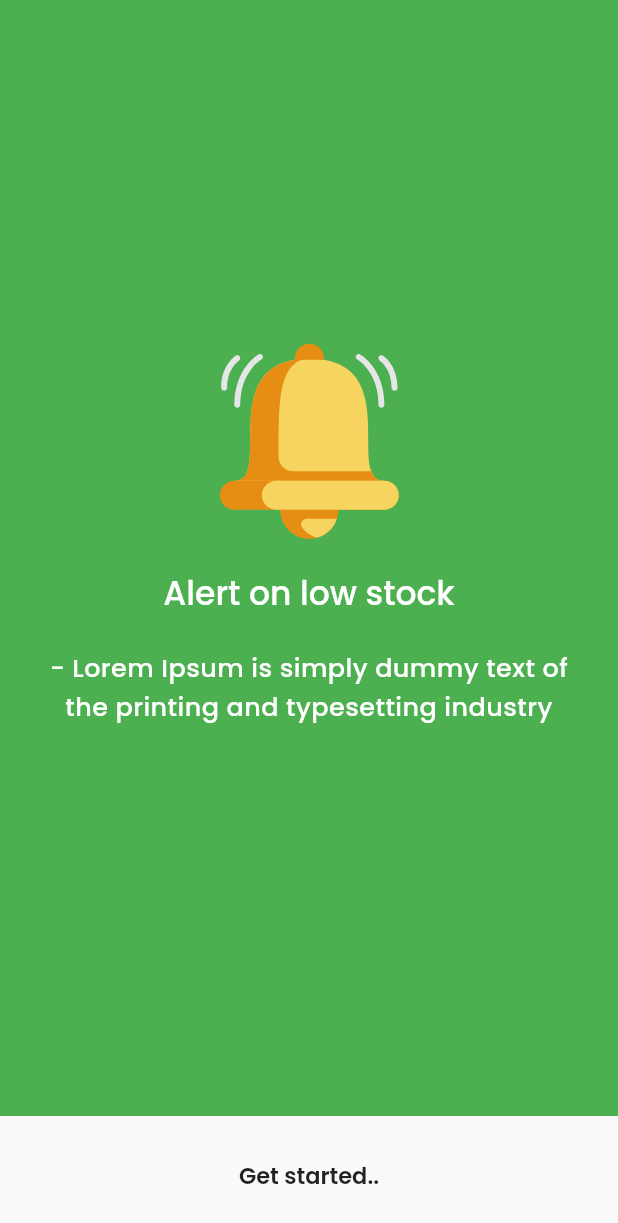
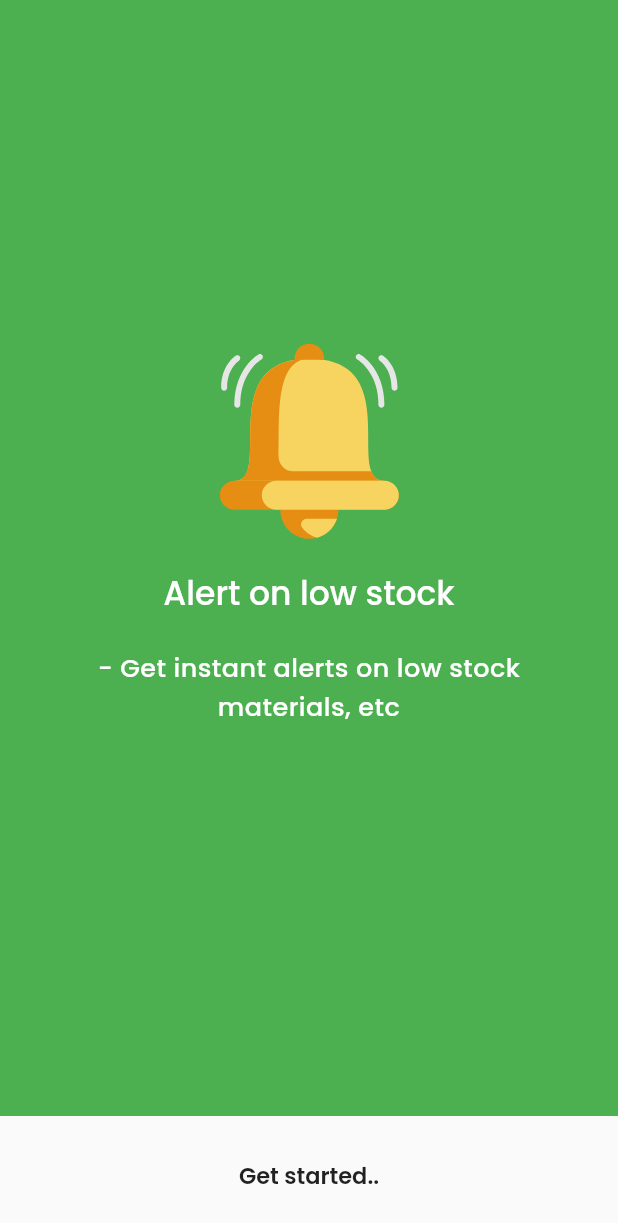
Before and after one commit to hmada2024/flutter-inventory-app, a Flutter app: the screen it shows after launch, swiped to page 3, on a phone screen of 412 x 824 dp. Shown: the top 1223 px of the screen. Run offline on Flutter 3.47's test engine with Material 2 defaults, Android fonts, the phone set to English and light mode, and no system bars; our stand-ins replace cloud_firestore, firebase_auth, firebase_core, firebase_messaging, flutter_easyloading, flutter_slidable and 8 more; missing offline and left inert: encrypt; accounts and stored records are empty.

Commit message:
on board screen content changes

```diff
--- a/lib/screens/app/onboardscreen.dart
+++ b/lib/screens/app/onboardscreen.dart
@@ -257,7 +257,7 @@ List<SliderModel> getSlides() {
 
   //1
   sliderModel.setDesc(
-      "- Lorem Ipsum is simply dummy text of the printing and typesetting industry");
+      "- Record Raw Material consumption & Track usage");
   sliderModel.setTitle("stock Management");
   sliderModel.setImageAssetPath("images/on1.svg");
 
@@ -267,7 +267,7 @@ List<SliderModel> getSlides() {
 
   //2
   sliderModel.setDesc(
-      "- Lorem Ipsum is simply dummy text of the printing and typesetting industry");
+      "- Access your stock details Anywhere & Anytime");
   sliderModel.setTitle("access anytime");
   sliderModel.setImageAssetPath("images/on2.svg");
   slides.add(sliderModel);
@@ -276,7 +276,7 @@ List<SliderModel> getSlides() {
 
   //3
   sliderModel.setDesc(
-      "- Lorem Ipsum is simply dummy text of the printing and typesetting industry");
+      "- Get instant alerts on low stock materials, etc");
   sliderModel.setTitle("Alert on low stock");
   sliderModel.setImageAssetPath("images/on3.svg");
   slides.add(sliderModel);
```
